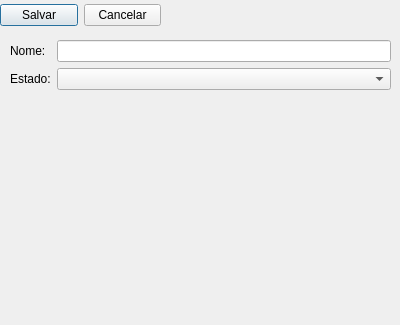
Before: the Qt Designer form UIs/Cidade/CadastroCidadeDialog.ui in teiGustavo/eventos-pyside, drawn with Qt 5.
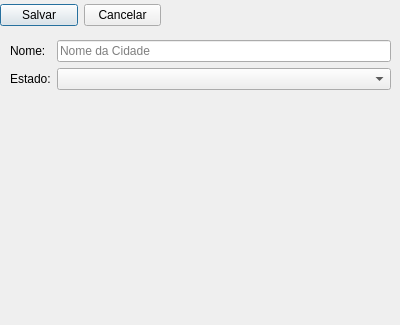
After: the same form once the commit is applied.

The edit to the form file:
```diff
--- a/UIs/Cidade/CadastroCidadeDialog.ui
+++ b/UIs/Cidade/CadastroCidadeDialog.ui
@@ -57,7 +57,11 @@
      </widget>
     </item>
     <item row="0" column="1">
-     <widget class="QLineEdit" name="lineEditNome"/>
+     <widget class="QLineEdit" name="lineEditNome">
+      <property name="placeholderText">
+       <string>Nome da Cidade</string>
+      </property>
+     </widget>
     </item>
     <item row="1" column="0">
      <widget class="QLabel" name="labelEstado">
```
